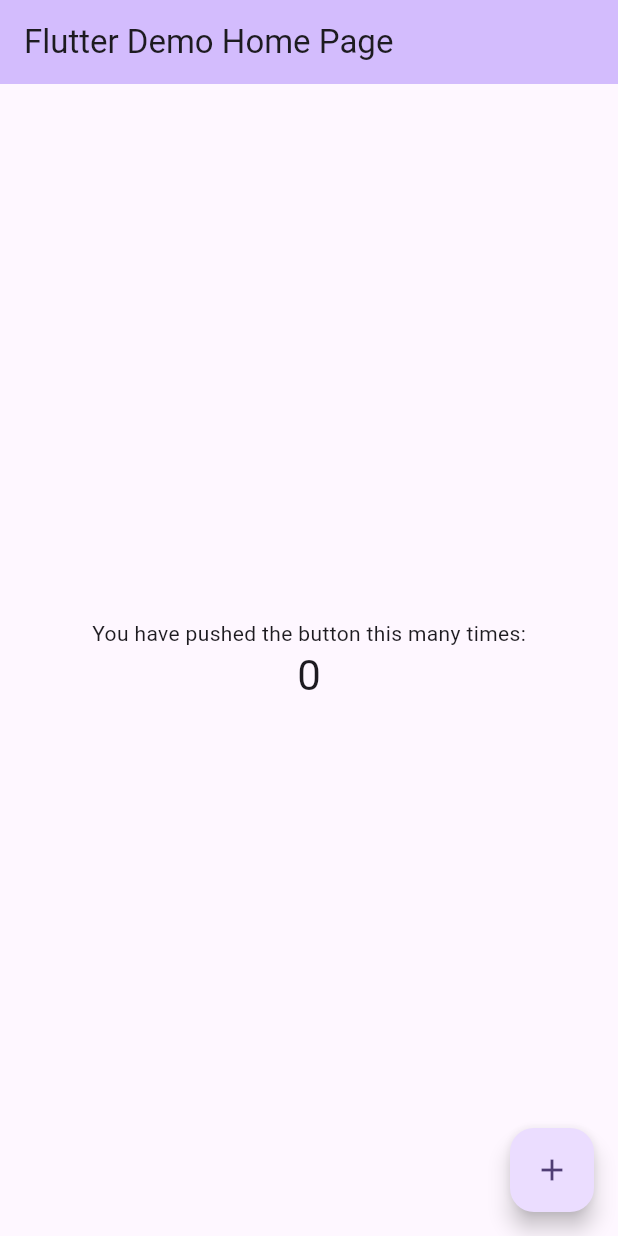
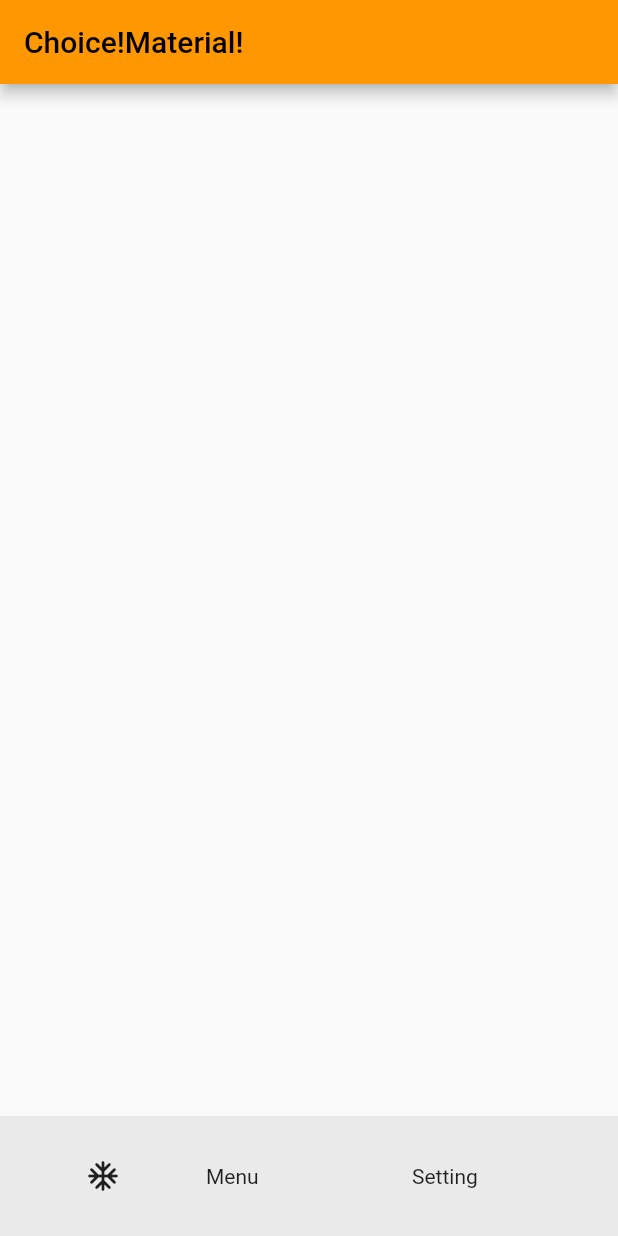
Before and after one commit to ytr-33/hackason-kondatetyan, a Flutter app: the screen it shows after launch, on a phone screen of 412 x 824 dp. Run offline on Flutter 3.47's test engine with Material 2 defaults, Android fonts, the phone set to English and light mode, and no system bars.

```diff
--- a/frontend/kondate_app/lib/main.dart
+++ b/frontend/kondate_app/lib/main.dart
@@ -1,125 +1,22 @@
 import 'package:flutter/material.dart';
+import 'package:kondate_app/pages/main_page.dart';
 
 void main() {
-  runApp(const MyApp());
+  runApp(const KondateApp());
 }
 
-class MyApp extends StatelessWidget {
-  const MyApp({super.key});
+class KondateApp extends StatelessWidget {
+  const KondateApp({super.key});
 
-  // This widget is the root of your application.
   @override
   Widget build(BuildContext context) {
+//    ThemeMode mode = ThemeMode.system;
+
     return MaterialApp(
-      title: 'Flutter Demo',
+      home: const MainPage(),
       theme: ThemeData(
-        // This is the theme of your application.
-        //
-        // TRY THIS: Try running your application with "flutter run". You'll see
-        // the application has a blue toolbar. Then, without quitting the app,
-        // try changing the seedColor in the colorScheme below to Colors.green
-        // and then invoke "hot reload" (save your changes or press the "hot
-        // reload" button in a Flutter-supported IDE, or press "r" if you used
-        // the command line to start the app).
-        //
-        // Notice that the counter didn't reset back to zero; the application
-        // state is not lost during the reload. To reset the state, use hot
-        // restart instead.
-        //
-        // This works for code too, not just values: Most code changes can be
-        // tested with just a hot reload.
-        colorScheme: ColorScheme.fromSeed(seedColor: Colors.deepPurple),
-        useMaterial3: true,
+        primarySwatch: Colors.orange,
       ),
-      home: const MyHomePage(title: 'Flutter Demo Home Page'),
     );
   }
 }
-
-class MyHomePage extends StatefulWidget {
-  const MyHomePage({super.key, required this.title});
-
-  // This widget is the home page of your application. It is stateful, meaning
-  // that it has a State object (defined below) that contains fields that affect
-  // how it looks.
-
-  // This class is the configuration for the state. It holds the values (in this
-  // case the title) provided by the parent (in this case the App widget) and
-  // used by the build method of the State. Fields in a Widget subclass are
-  // always marked "final".
-
-  final String title;
-
-  @override
-  State<MyHomePage> createState() => _MyHomePageState();
-}
-
-class _MyHomePageState extends State<MyHomePage> {
-  int _counter = 0;
-
-  void _incrementCounter() {
-    setState(() {
-      // This call to setState tells the Flutter framework that something has
-      // changed in this State, which causes it to rerun the build method below
-      // so that the display can reflect the updated values. If we changed
-      // _counter without calling setState(), then the build method would not be
-      // called again, and so nothing would appear to happen.
-      _counter++;
-    });
-  }
-
-  @override
-  Widget build(BuildContext context) {
-    // This method is rerun every time setState is called, for instance as done
-    // by the _incrementCounter method above.
-    //
-    // The Flutter framework has been optimized to make rerunning build methods
-    // fast, so that you can just rebuild anything that needs updating rather
-    // than having to individually change instances of widgets.
-    return Scaffold(
-      appBar: AppBar(
-        // TRY THIS: Try changing the color here to a specific color (to
-        // Colors.amber, perhaps?) and trigger a hot reload to see the AppBar
-        // change color while the other colors stay the same.
-        backgroundColor: Theme.of(context).colorScheme.inversePrimary,
-        // Here we take the value from the MyHomePage object that was created by
-        // the App.build method, and use it to set our appbar title.
-        title: Text(widget.title),
-      ),
-      body: Center(
-        // Center is a layout widget. It takes a single child and positions it
-        // in the middle of the parent.
-        child: Column(
-          // Column is also a layout widget. It takes a list of children and
-          // arranges them vertically. By default, it sizes itself to fit its
-          // children horizontally, and tries to be as tall as its parent.
-          //
-          // Column has various properties to control how it sizes itself and
-          // how it positions its children. Here we use mainAxisAlignment to
-          // center the children vertically; the main axis here is the vertical
-          // axis because Columns are vertical (the cross axis would be
-          // horizontal).
-          //
-          // TRY THIS: Invoke "debug painting" (choose the "Toggle Debug Paint"
-          // action in the IDE, or press "p" in the console), to see the
-          // wireframe for each widget.
-          mainAxisAlignment: MainAxisAlignment.center,
-          children: <Widget>[
-            const Text(
-              'You have pushed the button this many times:',
-            ),
-            Text(
-              '$_counter',
-              style: Theme.of(context).textTheme.headlineMedium,
-            ),
-          ],
-        ),
-      ),
-      floatingActionButton: FloatingActionButton(
-        onPressed: _incrementCounter,
-        tooltip: 'Increment',
-        child: const Icon(Icons.add),
-      ), // This trailing comma makes auto-formatting nicer for build methods.
-    );
-  }
-}
--- /dev/null
+++ b/frontend/kondate_app/lib/pages/main_page.dart
@@ -0,0 +1,24 @@
+import 'package:flutter/material.dart';
+
+class MainPage extends StatefulWidget {
+  const MainPage({super.key});
+
+  @override
+  State<MainPage> createState() => _MainPageState();
+}
+
+class _MainPageState extends State<MainPage> {
+  @override
+  Widget build(BuildContext context) {
+    return Scaffold(
+      appBar: AppBar(
+        title: const Text('Choice!Material!'),
+      ),
+      bottomNavigationBar: NavigationBar(destinations: [
+        Icon(Icons.ac_unit_rounded),
+        Text('Menu'),
+        Text('Setting')
+      ]),
+    );
+  }
+}
```
Also changed, not shown: 1 other file.
